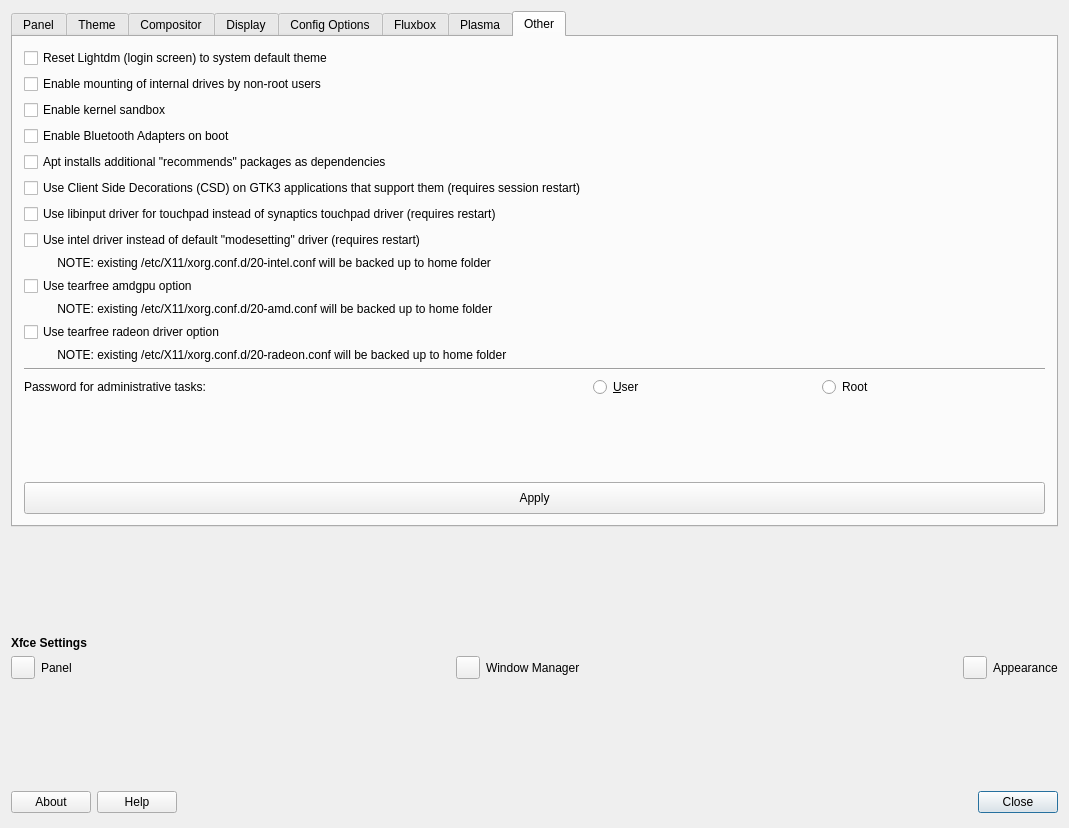
Before: the Qt Designer form defaultlook.ui in MX-Linux/mx-tweak, drawn with Qt 5.
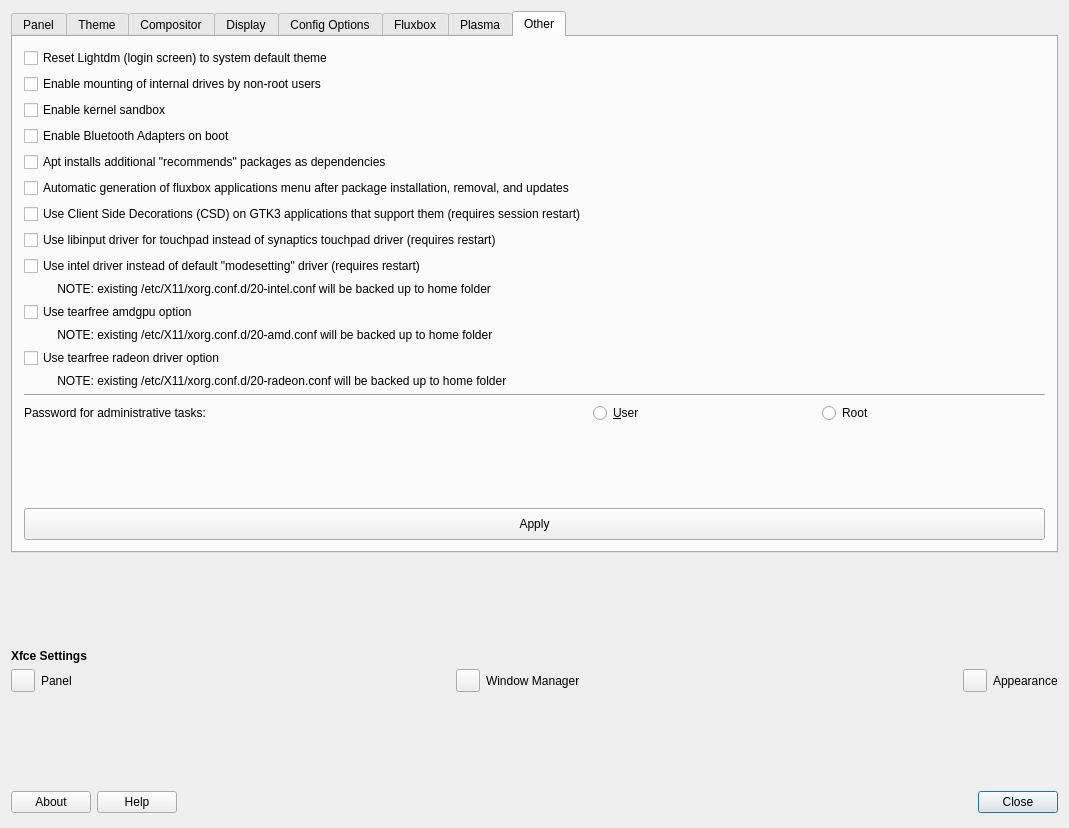
After: the same form once the commit is applied. The open tabs and pages were chosen to show the change. Icons and pictures are not drawn.

Commit message: add fluxbox auto menu generator toggle

```diff
--- a/defaultlook.ui
+++ b/defaultlook.ui
@@ -152,7 +152,7 @@
       <enum>QTabWidget::North</enum>
      </property>
      <property name="currentIndex">
-      <number>4</number>
+      <number>3</number>
      </property>
      <widget class="QWidget" name="Panel">
       <attribute name="title">
@@ -1720,41 +1720,86 @@
       <layout class="QGridLayout" name="gridLayout_8">
        <item row="0" column="0">
         <layout class="QGridLayout" name="gridLayout_7">
-         <item row="1" column="0">
-          <widget class="QCheckBox" name="checkBoxMountInternalDrivesNonRoot">
-           <property name="text">
-            <string>Enable mounting of internal drives by non-root users</string>
-           </property>
-          </widget>
-         </item>
-         <item row="12" column="0">
+         <item row="13" column="0">
           <widget class="QCheckBox" name="checkboxRadeontearfree">
            <property name="text">
             <string>Use tearfree radeon driver option</string>
            </property>
           </widget>
          </item>
-         <item row="11" column="0" colspan="2">
+         <item row="18" column="0" colspan="3">
+          <widget class="QPushButton" name="ButtonApplyEtc">
+           <property name="minimumSize">
+            <size>
+             <width>0</width>
+             <height>32</height>
+            </size>
+           </property>
+           <property name="text">
+            <string>Apply</string>
+           </property>
+           <property name="icon">
+            <iconset theme="dialog-ok">
+             <normaloff>.</normaloff>.</iconset>
+           </property>
+          </widget>
+         </item>
+         <item row="16" column="2">
+          <widget class="QRadioButton" name="radioSudoRoot">
+           <property name="text">
+            <string>Root</string>
+           </property>
+          </widget>
+         </item>
+         <item row="9" column="0">
+          <widget class="QCheckBox" name="checkboxIntelDriver">
+           <property name="text">
+            <string>Use intel driver instead of default &quot;modesetting&quot; driver (requires restart)</string>
+           </property>
+          </widget>
+         </item>
+         <item row="16" column="0">
+          <widget class="QLabel" name="label_11">
+           <property name="text">
+            <string>Password for administrative tasks:</string>
+           </property>
+          </widget>
+         </item>
+         <item row="4" column="0">
+          <widget class="QCheckBox" name="checkBoxInstallRecommends">
+           <property name="text">
+            <string>Apt installs additional &quot;recommends&quot; packages as dependencies</string>
+           </property>
+          </widget>
+         </item>
+         <item row="12" column="0" colspan="2">
           <widget class="QLabel" name="labelamdgpu">
            <property name="text">
             <string>          NOTE: existing /etc/X11/xorg.conf.d/20-amd.conf will be backed up to home folder</string>
            </property>
           </widget>
          </item>
-         <item row="13" column="0" colspan="2">
+         <item row="14" column="0" colspan="2">
           <widget class="QLabel" name="labelradeon">
            <property name="text">
             <string>          NOTE: existing /etc/X11/xorg.conf.d/20-radeon.conf will be backed up to home folder</string>
            </property>
           </widget>
          </item>
-         <item row="5" column="0">
+         <item row="6" column="0">
           <widget class="QCheckBox" name="checkBoxCSD">
            <property name="text">
             <string>Use Client Side Decorations (CSD) on GTK3 applications that support them (requires session restart)</string>
            </property>
           </widget>
          </item>
+         <item row="0" column="0">
+          <widget class="QCheckBox" name="checkBoxLightdmReset">
+           <property name="text">
+            <string>Reset Lightdm (login screen) to system default theme</string>
+           </property>
+          </widget>
+         </item>
          <item row="3" column="0">
           <widget class="QCheckBox" name="checkBoxbluetoothAutoEnable">
            <property name="toolTip">
@@ -1765,70 +1810,21 @@
            </property>
           </widget>
          </item>
-         <item row="9" column="0" colspan="2">
-          <widget class="QLabel" name="labelIntel">
-           <property name="text">
-            <string>          NOTE: existing /etc/X11/xorg.conf.d/20-intel.conf will be backed up to home folder</string>
+         <item row="15" column="0" colspan="3">
+          <widget class="Line" name="line_2">
+           <property name="orientation">
+            <enum>Qt::Horizontal</enum>
            </property>
           </widget>
          </item>
-         <item row="7" column="0" colspan="2">
-          <widget class="QCheckBox" name="checkBoxlibinput">
-           <property name="text">
-            <string>Use libinput driver for touchpad instead of synaptics touchpad driver (requires restart)</string>
-           </property>
-          </widget>
-         </item>
-         <item row="15" column="0">
-          <widget class="QLabel" name="label_11">
-           <property name="text">
-            <string>Password for administrative tasks:</string>
-           </property>
-          </widget>
-         </item>
-         <item row="15" column="1">
+         <item row="16" column="1">
           <widget class="QRadioButton" name="radioSudoUser">
            <property name="text">
             <string>&amp;User</string>
            </property>
           </widget>
          </item>
-         <item row="8" column="0">
-          <widget class="QCheckBox" name="checkboxIntelDriver">
-           <property name="text">
-            <string>Use intel driver instead of default &quot;modesetting&quot; driver (requires restart)</string>
-           </property>
-          </widget>
-         </item>
-         <item row="10" column="0">
-          <widget class="QCheckBox" name="checkboxAMDtearfree">
-           <property name="text">
-            <string>Use tearfree amdgpu option</string>
-           </property>
-          </widget>
-         </item>
-         <item row="0" column="0">
-          <widget class="QCheckBox" name="checkBoxLightdmReset">
-           <property name="text">
-            <string>Reset Lightdm (login screen) to system default theme</string>
-           </property>
-          </widget>
-         </item>
-         <item row="15" column="2">
-          <widget class="QRadioButton" name="radioSudoRoot">
-           <property name="text">
-            <string>Root</string>
-           </property>
-          </widget>
-         </item>
-         <item row="14" column="0" colspan="3">
-          <widget class="Line" name="line_2">
-           <property name="orientation">
-            <enum>Qt::Horizontal</enum>
-           </property>
-          </widget>
-         </item>
-         <item row="16" column="0" colspan="3">
+         <item row="17" column="0" colspan="3">
           <spacer name="verticalSpacer_6">
            <property name="orientation">
             <enum>Qt::Vertical</enum>
@@ -1841,6 +1837,27 @@
            </property>
           </spacer>
          </item>
+         <item row="8" column="0" colspan="2">
+          <widget class="QCheckBox" name="checkBoxlibinput">
+           <property name="text">
+            <string>Use libinput driver for touchpad instead of synaptics touchpad driver (requires restart)</string>
+           </property>
+          </widget>
+         </item>
+         <item row="10" column="0" colspan="2">
+          <widget class="QLabel" name="labelIntel">
+           <property name="text">
+            <string>          NOTE: existing /etc/X11/xorg.conf.d/20-intel.conf will be backed up to home folder</string>
+           </property>
+          </widget>
+         </item>
+         <item row="11" column="0">
+          <widget class="QCheckBox" name="checkboxAMDtearfree">
+           <property name="text">
+            <string>Use tearfree amdgpu option</string>
+           </property>
+          </widget>
+         </item>
          <item row="2" column="0">
           <widget class="QCheckBox" name="checkBoxSandbox">
            <property name="text">
@@ -1848,27 +1865,17 @@
            </property>
           </widget>
          </item>
-         <item row="17" column="0" colspan="3">
-          <widget class="QPushButton" name="ButtonApplyEtc">
-           <property name="minimumSize">
-            <size>
-             <width>0</width>
-             <height>32</height>
-            </size>
-           </property>
+         <item row="1" column="0">
+          <widget class="QCheckBox" name="checkBoxMountInternalDrivesNonRoot">
            <property name="text">
-            <string>Apply</string>
-           </property>
-           <property name="icon">
-            <iconset theme="dialog-ok">
-             <normaloff>.</normaloff>.</iconset>
+            <string>Enable mounting of internal drives by non-root users</string>
            </property>
           </widget>
          </item>
-         <item row="4" column="0">
-          <widget class="QCheckBox" name="checkBoxInstallRecommends">
+         <item row="5" column="0">
+          <widget class="QCheckBox" name="checkBoxDisableFluxboxMenuGeneration">
            <property name="text">
-            <string>Apt installs additional &quot;recommends&quot; packages as dependencies</string>
+            <string>Automatic generation of fluxbox applications menu after package installation, removal, and updates</string>
            </property>
           </widget>
          </item>
```
The commit also changes 51 other files.
